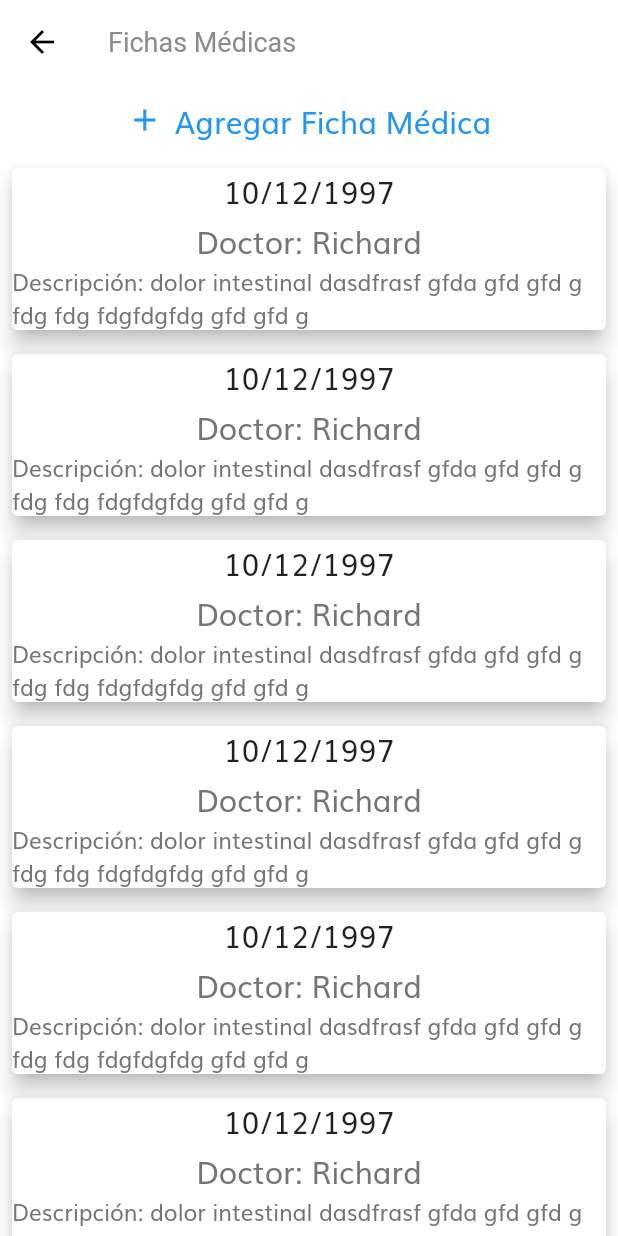
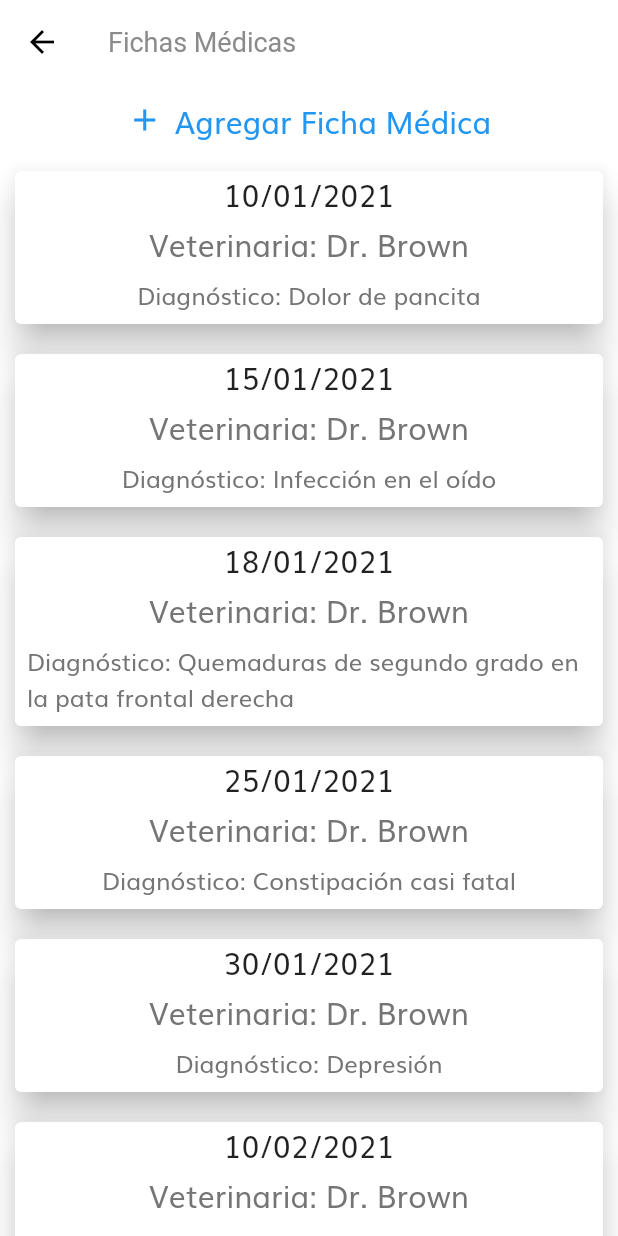
Before and after one commit to Firulapp/firulapp-flutter, a Flutter app: the MedicalRecordsScreen screen opened by its route, on a phone screen of 412 x 824 dp. Run offline on Flutter 3.47's test engine with Material 2 defaults, Android fonts, the phone set to English and light mode, and no system bars; our stand-ins replace after_layout, dio, flutter_secure_storage, flutter_svg, image_picker; missing offline and left inert: dart:ffi, searchable_dropdown; accounts and stored records are empty.

Commit message:
Agrega datos de prueba

```diff
--- a/lib/src/medial_records/components/medical_record_item.dart
+++ b/lib/src/medial_records/components/medical_record_item.dart
@@ -1,31 +1,35 @@
 import 'package:flutter/material.dart';
 
 class MedicalRecordItem extends StatelessWidget {
-  const MedicalRecordItem({
+  final Map _medicalRecords;
+  const MedicalRecordItem(
+    this._medicalRecords, {
     Key key,
   }) : super(key: key);
 
   @override
   Widget build(BuildContext context) {
     return Card(
-      margin: EdgeInsets.symmetric(vertical: 8, horizontal: 8),
-      elevation: 6,
+      margin: EdgeInsets.all(10),
+      elevation: 10,
       child: Column(
         crossAxisAlignment: CrossAxisAlignment.center,
         children: <Widget>[
           Text(
-            "10/12/1997",
+            _medicalRecords["date"],
             style: Theme.of(context).textTheme.headline6,
           ),
           const Padding(padding: EdgeInsets.symmetric(vertical: 2.0)),
           Text(
-            "Doctor: Richard",
+            "Veterinaria: ${_medicalRecords["organization"]}",
             style: const TextStyle(fontSize: 20.0),
           ),
-          const Padding(padding: EdgeInsets.symmetric(vertical: 1.0)),
-          Text(
-            'Descripción: dolor intestinal dasdfrasf gfda gfd gfd g fdg fdg fdgfdgfdg gfd gfd g',
-            style: const TextStyle(fontSize: 15.0),
+          Padding(
+            padding: const EdgeInsets.all(8.0),
+            child: Text(
+              'Diagnóstico: ${_medicalRecords["diagnostic"]}',
+              style: const TextStyle(fontSize: 16.0),
+            ),
           ),
         ],
       ),
--- a/lib/src/medial_records/medical_records_screen.dart
+++ b/lib/src/medial_records/medical_records_screen.dart
@@ -4,6 +4,39 @@ import './components/medical_record_item.dart';
 
 class MedicalRecordsScreen extends StatelessWidget {
   static const routeName = "/medical_records";
+
+  List<Map> _medialRecords = [
+    {
+      "date": "10/01/2021",
+      "organization": 'Dr. Brown',
+      "diagnostic": 'Dolor de pancita',
+    },
+    {
+      "date": "15/01/2021",
+      "organization": 'Dr. Brown',
+      "diagnostic": 'Infección en el oído',
+    },
+    {
+      "date": "18/01/2021",
+      "organization": 'Dr. Brown',
+      "diagnostic": 'Quemaduras de segundo grado en la pata frontal derecha',
+    },
+    {
+      "date": "25/01/2021",
+      "organization": 'Dr. Brown',
+      "diagnostic": 'Constipación casi fatal',
+    },
+    {
+      "date": "30/01/2021",
+      "organization": 'Dr. Brown',
+      "diagnostic": 'Depresión',
+    },
+    {
+      "date": "10/02/2021",
+      "organization": 'Dr. Brown',
+      "diagnostic": 'Muerte',
+    },
+  ];
 
   @override
   Widget build(BuildContext context) {
@@ -26,9 +59,9 @@ class MedicalRecordsScreen extends StatelessWidget {
           Flexible(
             child: ListView.builder(
               itemBuilder: (context, index) {
-                return MedicalRecordItem();
+                return MedicalRecordItem(_medialRecords[index]);
               },
-              itemCount: 50,
+              itemCount: _medialRecords.length,
             ),
           ),
         ],
```
